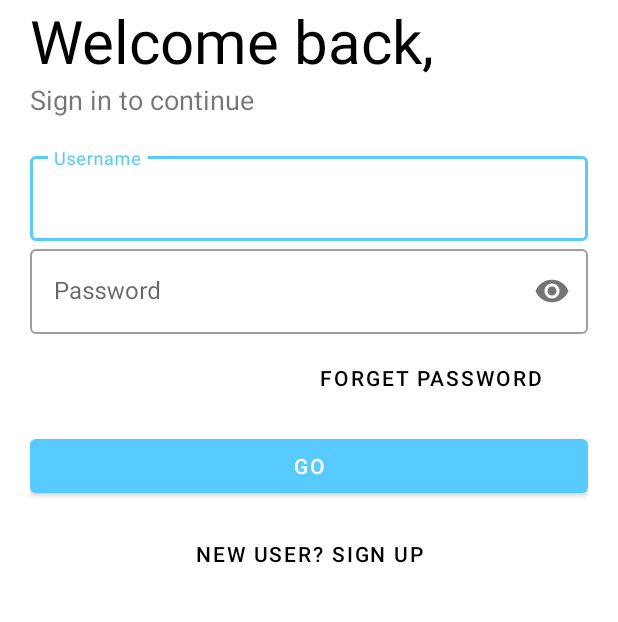
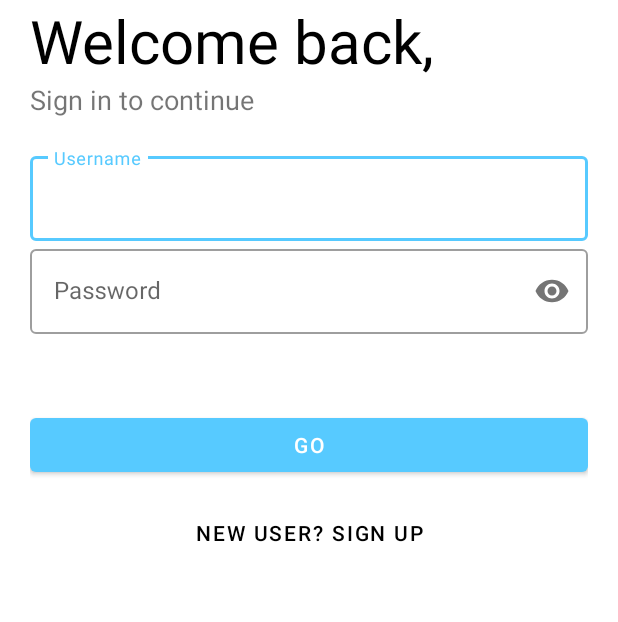
Before and after one commit to saltindustries/MoneySavingStudents, an Android app: the screen it shows after launch (Login), on a phone screen of 412 x 824 dp, the part 255-877 px from its top. Run offline under Robolectric (Android 15) with nearby library versions, the phone set to English and light mode, and no system bars; our stand-ins replace Firebase (no records; nobody signed in at launch, a user with empty details on screens opened directly); libraries missing offline, so code that uses them is left out: com.squareup.seismic; Roboto replaces fonts that are not available here.

```diff
--- a/app/src/main/res/layout/activity_login.xml
+++ b/app/src/main/res/layout/activity_login.xml
@@ -72,24 +72,13 @@
         </com.google.android.material.textfield.TextInputLayout>
 
         <Button
-            android:layout_width="200dp"
-            android:layout_height="wrap_content"
-            android:layout_gravity="right"
-            android:layout_margin="5dp"
-            android:background="#00000000"
-            android:elevation="0dp"
-            android:text="Forget Password"
-            android:transitionName="btn_forgotpassword_tran"
-            android:textColor="#000"/>
-
-        <Button
             android:id="@+id/button_login"
             android:layout_width="match_parent"
             android:layout_height="wrap_content"
             android:text="GO"
             android:transitionName="btn_login_tran"
             android:textColor="#fff"
-            android:layout_marginTop="5dp"
+            android:layout_marginTop="50dp"
             android:layout_marginBottom="5dp"
             android:onClick="loginUser"/>
 
```
Also changed, not shown: app/src/main/java/com/example/moneysavingstudents/SignUp.java (+6 -4 lines), app/src/main/java/com/example/moneysavingstudents/UserProfile.java (+45 -0 lines).
